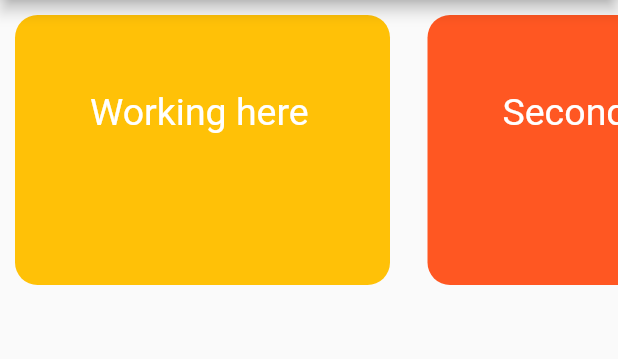
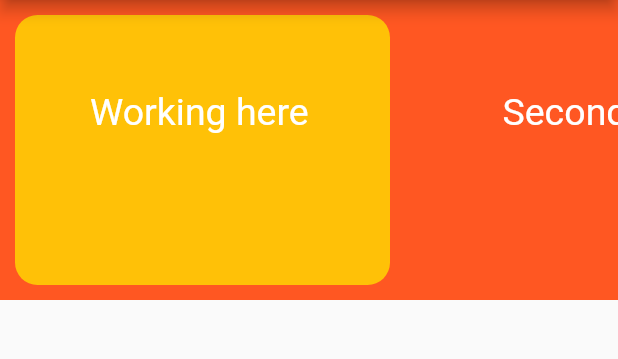
Before and after one commit to Yazdani1/Flutter_Drag_and_Drop, a Flutter app: the screen it shows after launch, on a phone screen of 412 x 824 dp, the part 84-443 px from its top. Run offline on Flutter 3.47's test engine with Material 2 defaults, Android fonts, the phone set to English and light mode, and no system bars.

Commit message:
Second Commit

```diff
--- a/lib/Home.dart
+++ b/lib/Home.dart
@@ -16,11 +16,13 @@ class _HomeState extends State<Home> {
       ),
 
       body: Container(
-        height: 200.0,
+        color: Colors.deepOrange,
         width: MediaQuery
             .of(context)
             .size
             .width,
+        child: Container(
+          height: 200.0,
           child: ListView(
             scrollDirection: Axis.horizontal,
             children: <Widget>[
@@ -117,6 +119,7 @@ class _HomeState extends State<Home> {
             ],
           ),
         ),
+      ),
 
 
     );
```
Lines whose indentation alone changed are shown as unchanged.
